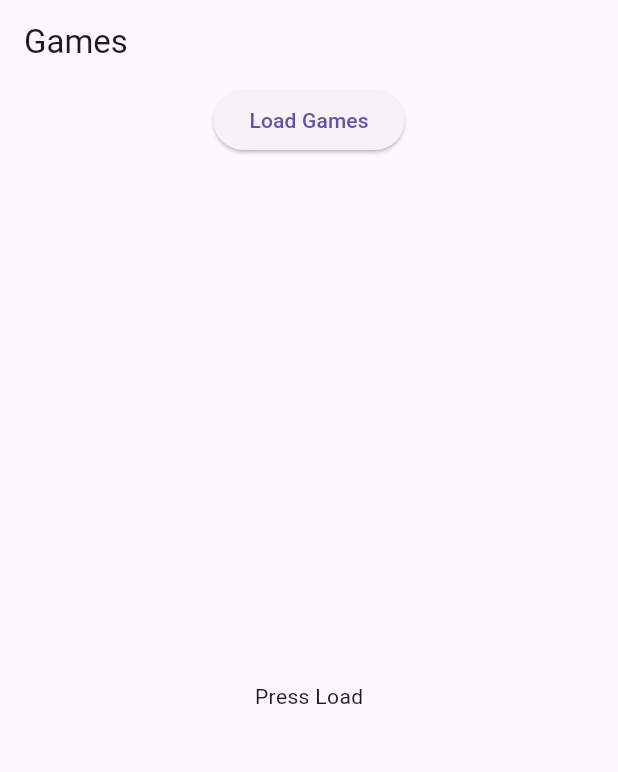
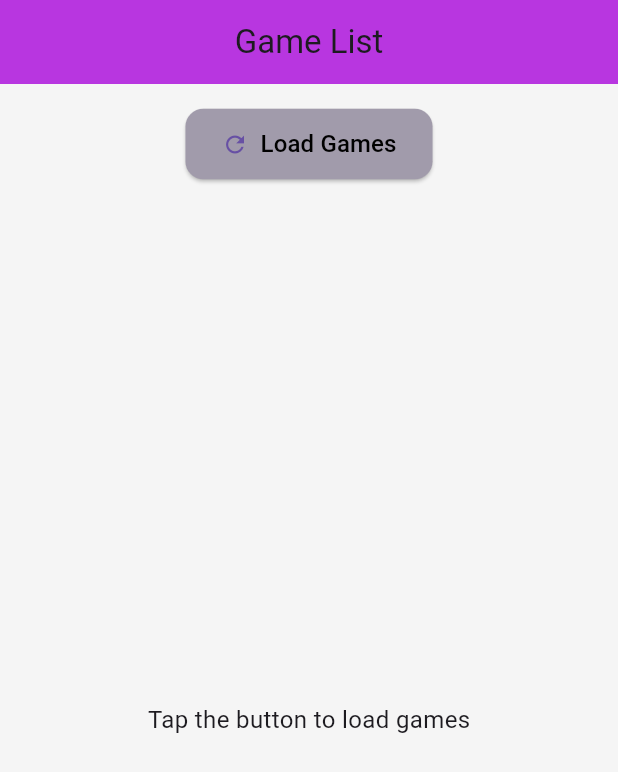
Before and after one commit to mohamedahil/Kiwi_bloc_dio_impl, a Flutter app: the screen it shows after launch, on a phone screen of 412 x 824 dp. Shown: the top 772 px of the screen. Run offline on Flutter 3.47's test engine with Material 3 defaults, Android fonts, the phone set to English and light mode, and no system bars; our stand-ins replace dio, flutter_bloc, flutter_spinkit, freezed_annotation, kiwi.

```diff
--- /dev/null
+++ b/lib/isolate/iso_functions.dart
@@ -0,0 +1,10 @@
+import 'dart:convert';
+import 'package:kiwi_bloc_impl/models/data_model.dart';
+
+// the isolate compute function take's only top level function
+// i.e: it should not be defined in any class or nested function it should be an independent function.
+
+List<DataModel> dataIsolate(String responseBody) {
+  final List<dynamic> parsed = json.decode(responseBody);
+  return parsed.map<DataModel>((json) => DataModel.fromJson(json)).toList();
+}
--- a/lib/main.dart
+++ b/lib/main.dart
@@ -5,6 +5,8 @@ import 'package:kiwi_bloc_impl/di/kiwi_container.dart';
 import 'bloc/game_data_bloc.dart';
 import 'bloc/game_data_event.dart';
 import 'bloc/game_data_state.dart';
+import 'package:flutter_spinkit/flutter_spinkit.dart';
+
 
 void main() {
   Injector.setup();
@@ -34,37 +36,94 @@ class GameListPage extends StatelessWidget {
 
   @override
   Widget build(BuildContext context) {
-
     return Scaffold(
-      appBar: AppBar(title: const Text('Games')),
+      backgroundColor: Colors.grey.shade100,
+      appBar: AppBar(
+        title: const Text('Game List'),
+        backgroundColor: const Color.fromARGB(255, 190, 52, 228),
+        elevation: 2,
+        centerTitle: true,
+      ),
       body: Column(
         children: [
+          const SizedBox(height: 16),
           Center(
-            child: ElevatedButton(
+            child: ElevatedButton.icon(
               onPressed: () => context.read<GameDataBloc>().add(const GameDataEvent.load()),
-              child: const Text('Load Games'),
+              style: ElevatedButton.styleFrom(
+                backgroundColor: const Color.fromARGB(255, 161, 155, 171),
+                padding: const EdgeInsets.symmetric(horizontal: 24, vertical: 12),
+                shape: RoundedRectangleBorder(
+                  borderRadius: BorderRadius.circular(12),
+                ),
+              ),
+              icon: const Icon(Icons.refresh),
+              label: const Text('Load Games', style: TextStyle(fontSize: 16,color: Colors.black)),
             ),
           ),
+          const SizedBox(height: 16),
           Expanded(
             child: BlocBuilder<GameDataBloc, GameDataState>(
               builder: (context, state) {
-                return state.when(
-                  initial: () {
-                    return const Center(child: Text('Press Load'));
-                  } ,
-                  loading: ()  {
-                    return  const Center(child: CircularProgressIndicator());
-                  },
-                  loaded: (games)  {
-                    return  ListView.builder(
-                    itemCount: games.length,
-                    itemBuilder: (context, index) => ListTile(
-                      title: Text(games[index].title),
-                      subtitle: Text(games[index].body),
+                return AnimatedSwitcher(
+                  duration: const Duration(milliseconds: 100),
+                  child: state.when(
+
+                    initial: () => const Center(
+                      key: ValueKey('initial'),
+                      child: Text(
+                        'Tap the button to load games',
+                        style: TextStyle(fontSize: 16),
+                      ),
                     ),
-                  );
-                  },
-                  error: (msg) => Center(child: Text('Error: $msg')),
+                    loading: () => const Center(
+                      key: ValueKey('loading'),
+                      child: SpinKitFadingCube(
+                        color: Colors.deepPurple,
+                        size: 50.0,
+                      ),
+                    ),
+                    loaded: (games) => ListView.builder(
+                      key: const ValueKey('loaded'),
+                      padding: const EdgeInsets.all(12),
+                      itemCount: games.length,
+                      itemBuilder: (context, index) {
+                        final game = games[index];
+                        return Card(
+                          elevation: 3,
+                          margin: const EdgeInsets.symmetric(vertical: 8),
+                          shape: RoundedRectangleBorder(
+                            borderRadius: BorderRadius.circular(12),
+                          ),
+                          child: ListTile(
+                            contentPadding: const EdgeInsets.symmetric(horizontal: 16, vertical: 12),
+                            title: Text(
+                              game.title,
+                              style: const TextStyle(fontWeight: FontWeight.bold, fontSize: 16),
+                            ),
+                            subtitle: Padding(
+                              padding: const EdgeInsets.only(top: 4.0),
+                              child: Text(
+                                game.body,
+                                style: TextStyle(color: Colors.grey.shade700),
+                              ),
+                            ),
+                            leading: CircleAvatar(
+                              backgroundColor: Colors.deepPurple.shade100,
+                              child: Text('${index + 1}'),
+                            ),
+                          ),
+                        );
+                      },
+                    ),
+                    error: (msg) => Center(
+                      key: const ValueKey('error'),
+                      child: Text(
+                        'Error: $msg',
+                        style: const TextStyle(color: Colors.red, fontSize: 16),
+                      ),
+                    ),
+                  ),
                 );
               },
             ),
--- a/pubspec.yaml
+++ b/pubspec.yaml
@@ -43,6 +43,8 @@ dependencies:
   http: ^1.4.0
   dio: ^5.0.0
   kiwi: ^5.0.1
+  flutter_spinkit: ^5.2.0
+
 
 dev_dependencies:
   flutter_test:
```
Also changed, not shown: lib/services/api_services.dart (+18 -20 lines), pubspec.lock.
